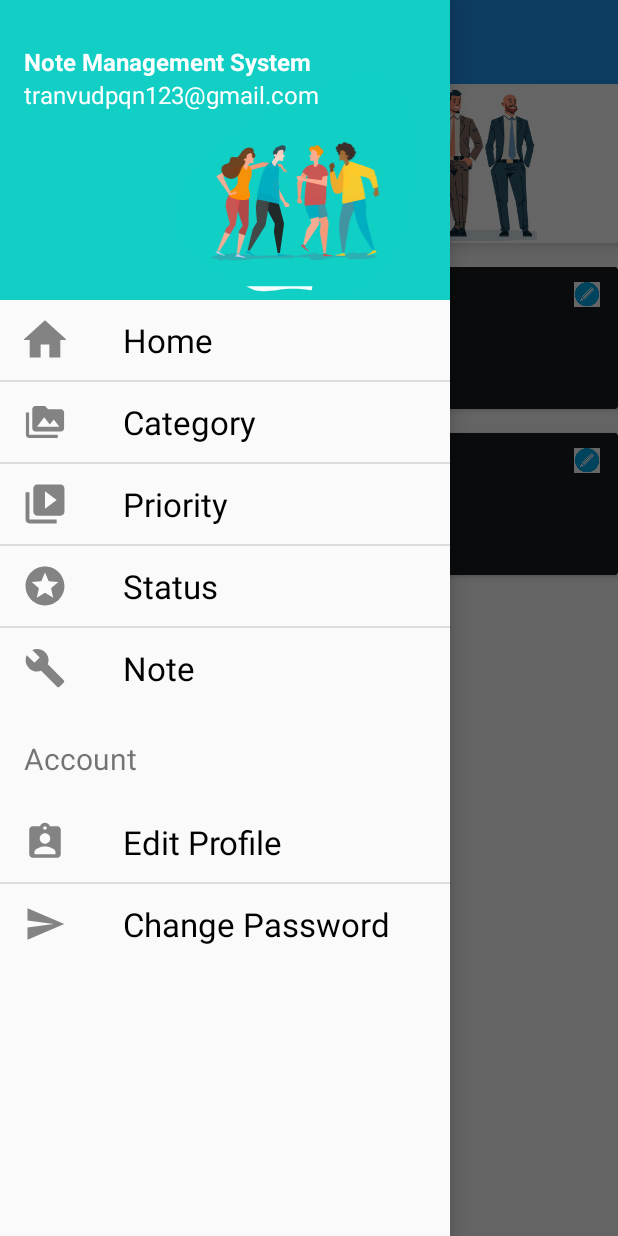
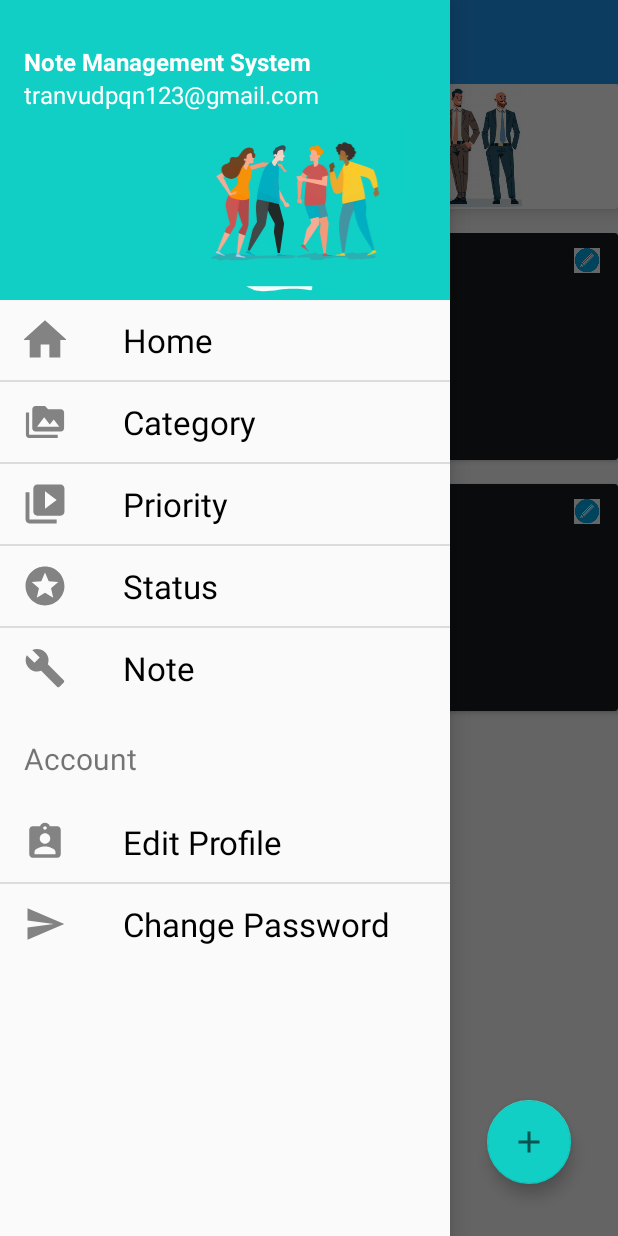
Before and after one commit to TranVu1999/NMS, an Android app: the ListNoteActivity screen opened directly, with no data from a screen before it, with the side drawer open, on a phone screen of 412 x 824 dp. Run offline under Robolectric (Android 15) with nearby library versions, the phone set to English and light mode, and no system bars.

Commit message:
ongoing task list note

```diff
--- a/NMS/NMS/app/src/main/java/tranvu203107/dmt/nms/Note.java
+++ b/NMS/NMS/app/src/main/java/tranvu203107/dmt/nms/Note.java
@@ -8,7 +8,7 @@ public class Note {
     private String planDate;
     private String createDate;
 
-    public Note(String name, String category, String priority, String status, String planDate, String createDate) {
+    public Note(String status, String category, String name, String priority, String planDate, String createDate) {
         this.name = name;
         this.category = category;
         this.priority = priority;
--- a/NMS/NMS/app/src/main/java/tranvu203107/dmt/nms/NoteAdapter.java
+++ b/NMS/NMS/app/src/main/java/tranvu203107/dmt/nms/NoteAdapter.java
@@ -34,7 +34,9 @@ public class NoteAdapter extends RecyclerView.Adapter<NoteAdapter.ViewHolder> {
         Note note = listNote.get(position);
 
         holder.textStatus.setText(note.getStatus());
+        holder.textCategory.setText(note.getCategory());
         holder.textName.setText(note.getName());
+        holder.textPriority.setText(note.getPriority());
         holder.textPlanDate.setText(note.getPlanDate());
         holder.textCreateDate.setText(note.getCreateDate());
     }
@@ -45,15 +47,18 @@ public class NoteAdapter extends RecyclerView.Adapter<NoteAdapter.ViewHolder> {
     }
 
     class ViewHolder extends RecyclerView.ViewHolder {
-        TextView textStatus, textName, textPlanDate, textCreateDate;
+        TextView textStatus, textName, textPlanDate, textCreateDate,textCategory,textPriority;
 
         public ViewHolder(@NonNull View itemView) {
             super(itemView);
             // Ánh xạ view
-            textName = itemView.findViewById(R.id.textName);
             textStatus = itemView.findViewById(R.id.textStatus);
+            textName = itemView.findViewById(R.id.textCategory);
+            textCategory=itemView.findViewById(R.id.textNoteName);
+            textPriority=itemView.findViewById(R.id.textPriority);
             textPlanDate = itemView.findViewById(R.id.textPlanDate);
             textCreateDate = itemView.findViewById(R.id.textCreateDate);
+
         }
     }
 }
--- a/NMS/NMS/app/src/main/res/layout/activity_list_note.xml
+++ b/NMS/NMS/app/src/main/res/layout/activity_list_note.xml
@@ -1,5 +1,5 @@
 <?xml version="1.0" encoding="utf-8"?>
-<LinearLayout xmlns:android="http://schemas.android.com/apk/res/android"
+<androidx.constraintlayout.widget.ConstraintLayout xmlns:android="http://schemas.android.com/apk/res/android"
     xmlns:app="http://schemas.android.com/apk/res-auto"
     xmlns:tools="http://schemas.android.com/tools"
     android:layout_width="match_parent"
@@ -168,4 +168,17 @@
 
         </com.google.android.material.navigation.NavigationView>
     </androidx.drawerlayout.widget.DrawerLayout>
-</LinearLayout>
+    <com.google.android.material.floatingactionbutton.FloatingActionButton
+        android:id="@+id/btn_add_note"
+        android:layout_width="wrap_content"
+        android:layout_height="wrap_content"
+        android:layout_margin="16dp"
+        android:contentDescription="add_priority"
+        android:src="@drawable/ic_baseline_add_24"
+        app:layout_constraintBottom_toBottomOf="parent"
+        app:layout_constraintEnd_toEndOf="parent"
+        app:layout_constraintHorizontal_bias="0.952"
+        app:layout_constraintStart_toStartOf="parent"
+        app:layout_constraintTop_toTopOf="parent"
+        app:layout_constraintVertical_bias="0.975" />
+</androidx.constraintlayout.widget.ConstraintLayout>
--- a/NMS/NMS/app/src/main/res/layout/activity_login.xml
+++ b/NMS/NMS/app/src/main/res/layout/activity_login.xml
@@ -73,10 +73,6 @@
                     android:inputType="textPassword"
                     android:maxLines="1" />
             </LinearLayout>
-
-
-
-
 
 
             <TextView
--- a/NMS/NMS/app/src/main/res/layout/activity_note_item.xml
+++ b/NMS/NMS/app/src/main/res/layout/activity_note_item.xml
@@ -23,32 +23,52 @@
                 android:id="@+id/textStatus"
                 android:layout_width="wrap_content"
                 android:layout_height="wrap_content"
+                android:layout_marginTop="6dp"
                 android:text="Processing"
-                android:textColor="#007bff"/>
+                android:textColor="#007bff" />
 
             <TextView
-                android:id="@+id/textName"
+                android:id="@+id/textCategory"
                 android:layout_width="wrap_content"
                 android:layout_height="wrap_content"
+                android:layout_marginTop="6dp"
+                android:layout_marginBottom="3dp"
                 android:text="Football"
                 android:textColor="#000"
                 android:textSize="18sp"
-                android:textStyle="bold"
-                android:layout_marginTop="6dp"
-                android:layout_marginBottom="6dp"/>
+                android:textStyle="bold" />
+
+            <TextView
+                android:id="@+id/textNoteName"
+                android:layout_width="match_parent"
+                android:layout_height="wrap_content"
+                android:layout_marginTop="0dp"
+                android:layout_marginBottom="3dp"
+                android:text="Category"
+                android:textColor="#000"
+                android:textSize="18sp"
+                android:textStyle="bold" />
+
+            <TextView
+                android:id="@+id/textPriority"
+                android:layout_width="wrap_content"
+                android:layout_height="wrap_content"
+                android:text="Priority"
+                android:textColor="#000" />
 
             <TextView
                 android:id="@+id/textPlanDate"
-                android:layout_width="wrap_content"
+                android:layout_width="match_parent"
                 android:layout_height="wrap_content"
                 android:text="Plan Date: 06-09-21"
-                android:textColor="#000"/>
+                android:textColor="#000" />
 
             <TextView
                 android:id="@+id/textCreateDate"
                 android:layout_width="wrap_content"
                 android:layout_height="wrap_content"
-                android:text="Create Date: 06-08-21"/>
+                android:layout_marginBottom="6dp"
+                android:text="Create Date: 06-08-21" />
         </LinearLayout>
 
         <ImageButton
```
Also changed, not shown: NMS/NMS/app/src/main/java/tranvu203107/dmt/nms/CategoryActivity.java (+37 -0 lines), NMS/NMS/app/src/main/java/tranvu203107/dmt/nms/ChangePasswordActivity.java (+7 -4 lines), NMS/NMS/app/src/main/java/tranvu203107/dmt/nms/DemoDialogActivity.java (+2 -22 lines), NMS/NMS/app/src/main/java/tranvu203107/dmt/nms/model/OptionPriority.java (added, +11 -0 lines), NMS/NMS/app/src/main/res/layout/activity_category.xml (+21 -16 lines), NMS/NMS/app/src/main/res/layout/layout_add_note.xml (+8 -7 lines).
